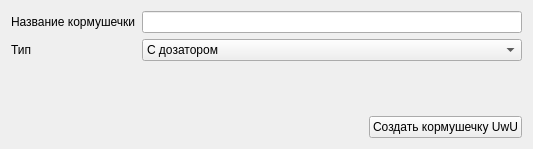
First picture: the form in createkormushechkaform.ui, repository DNDK/kormushk, before the edit.
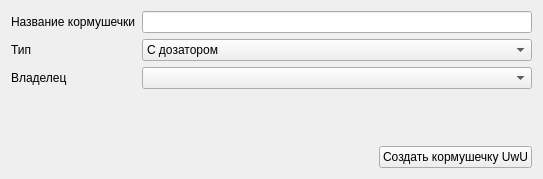
Second picture: the form after the edit.

Diff of the .ui file:
```diff
--- a/createkormushechkaform.ui
+++ b/createkormushechkaform.ui
@@ -6,15 +6,39 @@
    <rect>
     <x>0</x>
     <y>0</y>
-    <width>533</width>
-    <height>149</height>
+    <width>543</width>
+    <height>179</height>
    </rect>
   </property>
   <property name="windowTitle">
    <string>Сделать кормушкъ</string>
   </property>
   <layout class="QGridLayout" name="gridLayout">
-   <item row="4" column="0" colspan="2">
+   <item row="5" column="0" colspan="2">
+    <widget class="QLabel" name="label_2">
+     <property name="styleSheet">
+      <string notr="true">color: red;</string>
+     </property>
+     <property name="text">
+      <string/>
+     </property>
+    </widget>
+   </item>
+   <item row="2" column="0">
+    <widget class="QLabel" name="label_3">
+     <property name="text">
+      <string>Тип</string>
+     </property>
+    </widget>
+   </item>
+   <item row="3" column="0">
+    <widget class="QLabel" name="label_4">
+     <property name="text">
+      <string>Владелец</string>
+     </property>
+    </widget>
+   </item>
+   <item row="6" column="0" colspan="2">
     <layout class="QHBoxLayout" name="horizontalLayout">
      <item>
       <spacer name="horizontalSpacer">
@@ -38,16 +62,12 @@
      </item>
     </layout>
    </item>
-   <item row="1" column="0">
-    <widget class="QLabel" name="label">
-     <property name="text">
-      <string>Название кормушечки</string>
-     </property>
-    </widget>
-   </item>
    <item row="1" column="1">
     <widget class="QLineEdit" name="lineEdit"/>
    </item>
+   <item row="3" column="1">
+    <widget class="QComboBox" name="comboBox_2"/>
+   </item>
    <item row="2" column="1">
     <widget class="QComboBox" name="comboBox">
      <item>
@@ -62,20 +82,10 @@
      </item>
     </widget>
    </item>
-   <item row="2" column="0">
-    <widget class="QLabel" name="label_3">
+   <item row="1" column="0">
+    <widget class="QLabel" name="label">
      <property name="text">
-      <string>Тип</string>
-     </property>
-    </widget>
-   </item>
-   <item row="3" column="0" colspan="2">
-    <widget class="QLabel" name="label_2">
-     <property name="styleSheet">
-      <string notr="true">color: red;</string>
-     </property>
-     <property name="text">
-      <string/>
+      <string>Название кормушечки</string>
      </property>
     </widget>
    </item>
```
Left out of the diff: 1 changed line with no effect on the pictures.
